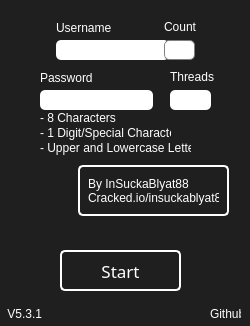
Old version of the form gui.ui in the repository Th3K1n91/mega_nz-Creator.
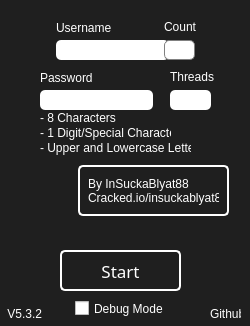
New version of the form. Icons and pictures are not drawn.

Patch:
```diff
--- a/gui.ui
+++ b/gui.ui
@@ -308,7 +308,7 @@
     </rect>
    </property>
    <property name="text">
-    <string> V5.3.1</string>
+    <string> V5.3.2</string>
    </property>
   </widget>
   <widget class="QLabel" name="Github">
@@ -386,6 +386,22 @@
     <number>0</number>
    </property>
   </widget>
+  <widget class="QCheckBox" name="DebugMode">
+   <property name="geometry">
+    <rect>
+     <x>75</x>
+     <y>300</y>
+     <width>91</width>
+     <height>17</height>
+    </rect>
+   </property>
+   <property name="styleSheet">
+    <string notr="true">color: rgb(255, 255, 255);</string>
+   </property>
+   <property name="text">
+    <string>Debug Mode</string>
+   </property>
+  </widget>
  </widget>
  <resources/>
  <connections/>
```
